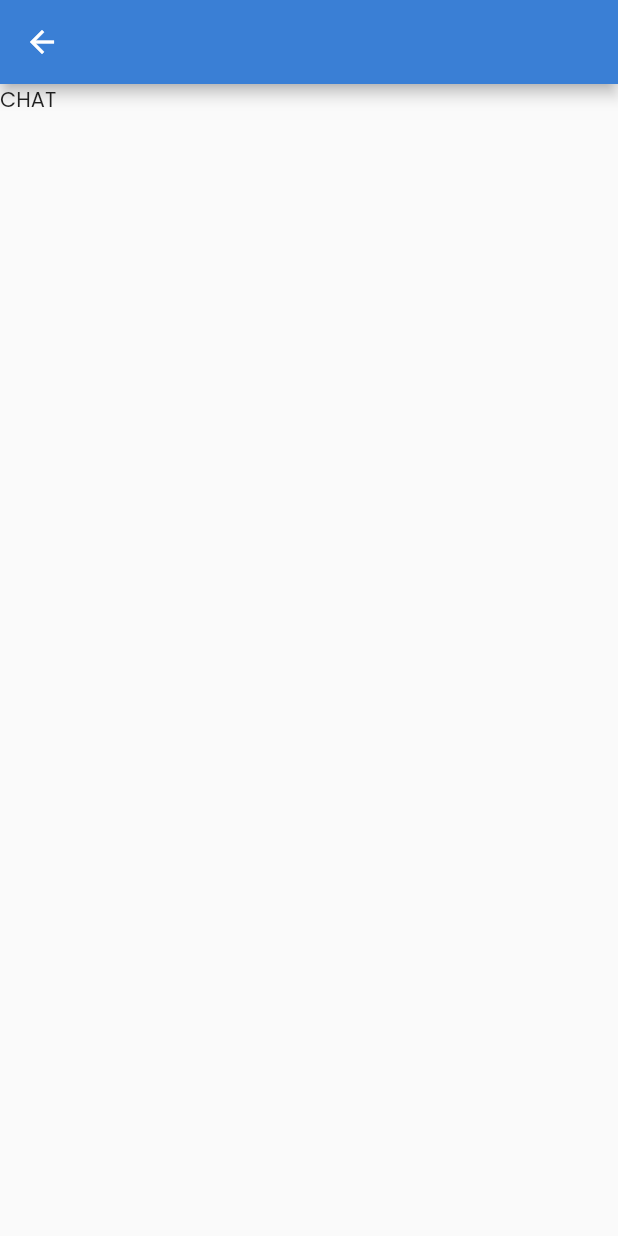
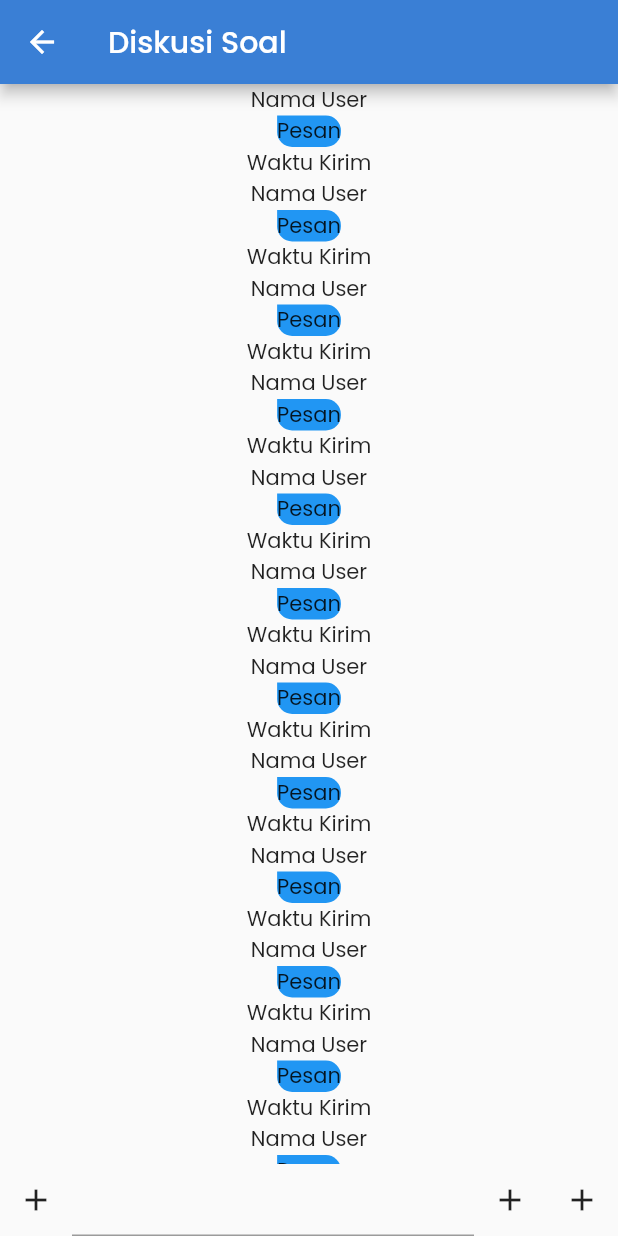
Before and after one commit to robbytrujillo/Edspert_Latihan_Soal, a Flutter app: the ChatPage screen opened directly, on a phone screen of 412 x 824 dp. Run offline on Flutter 3.47's test engine with Material 2 defaults, Android fonts, the phone set to English and light mode, and no system bars; our stand-ins replace firebase_auth, firebase_core, google_fonts, google_sign_in; missing offline and left inert: dart:html; accounts and stored records are empty.

Commit message:
Firestore Setup

```diff
--- a/lib/view/main/discussion/chat_page.dart
+++ b/lib/view/main/discussion/chat_page.dart
@@ -11,9 +11,62 @@ class _ChatPageState extends State<ChatPage> {
   @override
   Widget build(BuildContext context) {
     return Scaffold(
-      appBar: AppBar(),
+      appBar: AppBar(
+        title: Text("Diskusi Soal"),
+      ),
       body: Column(
-        children: [Text("CHAT")],
+        children: [
+          Expanded(
+            child: ListView.builder(
+                itemBuilder: (BuildContext context, int index) {
+              return Container(
+                child: Column(
+                  children: [
+                    Text("Nama User"),
+                    Container(
+                      decoration: BoxDecoration(
+                          color: Colors.blue,
+                          borderRadius: BorderRadius.only(
+                            bottomLeft: Radius.circular(10),
+                            bottomRight: Radius.circular(10),
+                            topRight: Radius.circular(10),
+                          )),
+                      child: Text("Pesan"),
+                    ),
+                    Text("Waktu Kirim"),
+                  ],
+                ),
+              );
+            }),
+          ),
+          Container(
+            child: Row(
+              children: [
+                IconButton(
+                  icon: Icon(Icons.add),
+                  onPressed: () {},
+                ),
+                Expanded(
+                  child: Container(
+                    child: Row(
+                      children: [
+                        Expanded(child: TextField()),
+                        IconButton(
+                          icon: Icon(Icons.add),
+                          onPressed: () {},
+                        ),
+                      ],
+                    ),
+                  ),
+                ),
+                IconButton(
+                  icon: Icon(Icons.add),
+                  onPressed: () {},
+                ),
+              ],
+            ),
+          )
+        ],
       ),
     );
   }
--- a/pubspec.yaml
+++ b/pubspec.yaml
@@ -27,14 +27,15 @@ environment:
 # the latest version available on pub.dev. To see which dependencies have newer
 # versions available, run `flutter pub outdated`.
 dependencies:
+  cloud_firestore: ^3.1.13
   cupertino_icons: ^1.0.2
   firebase_auth: ^3.3.15
   firebase_core: ^1.14.1
   flutter:
     sdk: flutter
   google_fonts: ^2.3.1
+  google_sign_in: ^5.3.0
   shared_preferences: ^2.0.13
-  google_sign_in: "^5.3.0"
 
 dev_dependencies:
   flutter_lints: ^1.0.0
```
Also changed, not shown: pubspec.lock.
